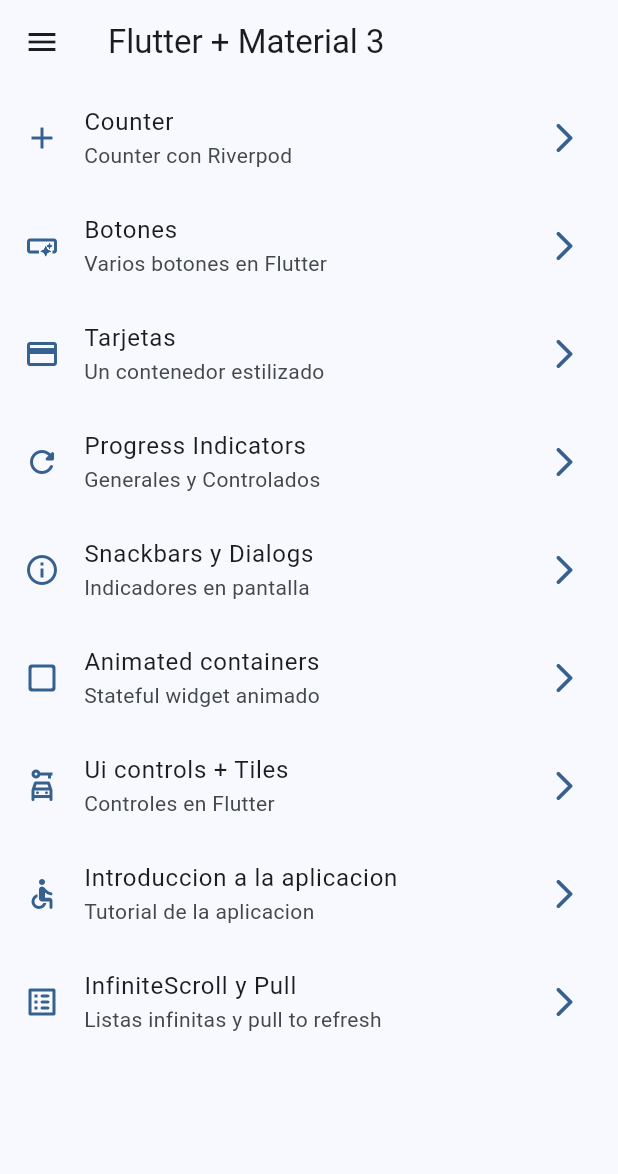
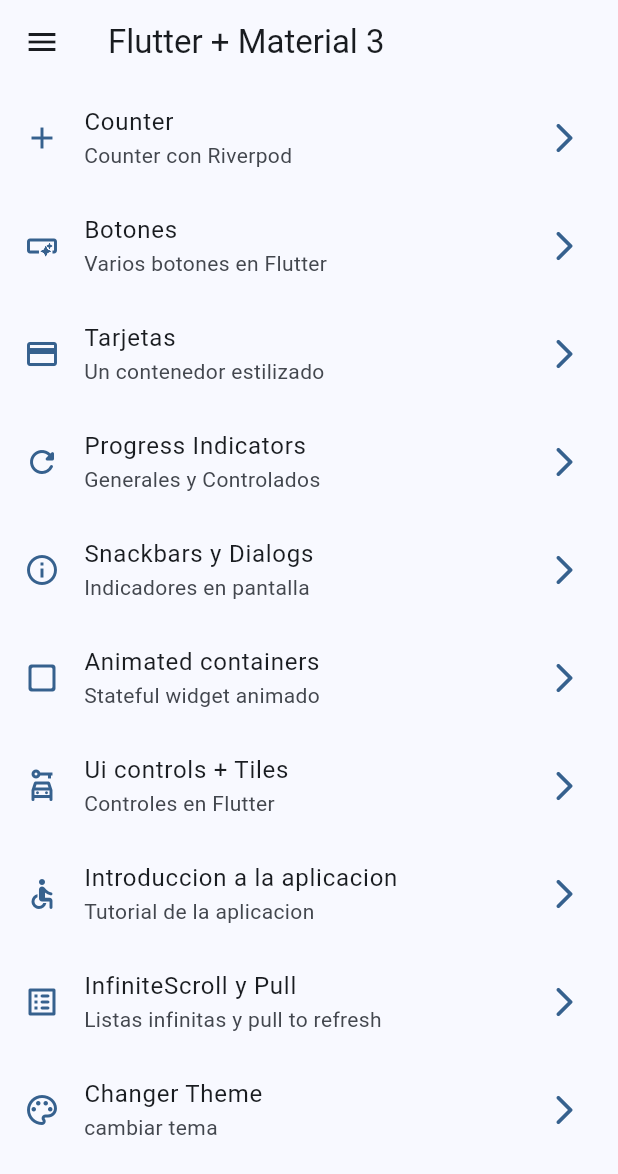
Before and after one commit to DELMER-DESARROLLO-INTELIGENTE/widgetsapp, a Flutter app: the screen it shows after launch, on a phone screen of 412 x 824 dp. Shown: the top 1174 px of the screen. Run offline on Flutter 3.47's test engine with Material 2 defaults, Android fonts, the phone set to English and light mode, and no system bars; our stand-ins replace animate_do, flutter_riverpod, go_router.

Commit message:
themes darkmode, notifiers

```diff
--- a/lib/config/menu/menu_items.dart
+++ b/lib/config/menu/menu_items.dart
@@ -72,4 +72,10 @@ const appMenuItems = <MenuItem>[
     link: '/infinite',
     icon: Icons.list_alt_rounded
   ),
+  MenuItem(
+    title: 'Changer Theme',
+    subTitle: 'cambiar tema',
+    link: '/changer_theme',
+    icon: Icons.color_lens_outlined
+  ),
 ];
--- a/lib/config/router/app_router.dart
+++ b/lib/config/router/app_router.dart
@@ -66,5 +66,10 @@ final appRouter = GoRouter(
       name: CounterScreen.name,
       builder: (context, state) => const CounterScreen(),
     ),
+    GoRoute(
+      path: '/changer_theme',
+      name: ThemeChangerScreen.name,
+      builder: (context, state) => const ThemeChangerScreen(),
+    ),
   ],
 );
--- a/lib/config/theme/app_theme.dart
+++ b/lib/config/theme/app_theme.dart
@@ -14,14 +14,17 @@ const colorList = <Color>[
 class AppTheme {
 
   final int selectedColor;
+  final bool isDarkMode;
 
   AppTheme({
-    this.selectedColor = 0
+    this.selectedColor = 0,
+    this.isDarkMode = false
   }): assert(selectedColor >= 0, 'Selected color must be greater than 0'),
       assert(selectedColor < colorList.length, 'Selected color must be less or equal than ${colorList.length - 1}');
 
   ThemeData getTheme() => ThemeData(
     useMaterial3: true,
+    brightness: isDarkMode ? Brightness.dark : Brightness.light,
     colorSchemeSeed: colorList[selectedColor],
     appBarTheme: const AppBarTheme(
       centerTitle: false
--- a/lib/main.dart
+++ b/lib/main.dart
@@ -2,6 +2,7 @@ import 'package:flutter/material.dart';
 import 'package:flutter_riverpod/flutter_riverpod.dart';
 import 'package:widgets_app/config/router/app_router.dart';
 import 'package:widgets_app/config/theme/app_theme.dart';
+import 'package:widgets_app/presentation/providers/theme_provider.dart';
 
 void main() {
   runApp(
@@ -11,16 +12,20 @@ void main() {
   );
 }
 
-class MainApp extends StatelessWidget {
+class MainApp extends ConsumerWidget {
   const MainApp({super.key});
 
   @override
-  Widget build(BuildContext context) {
+  Widget build(BuildContext context, ref) {
+
+    final isDarkMode = ref.watch(isDarkModeProvider);
+    final selectedColor = ref.watch(selectedColorProvider);
+
     return MaterialApp.router(
       title: 'Flutter Widgets',
       routerConfig: appRouter,
       debugShowCheckedModeBanner: false,
-      theme: AppTheme(selectedColor: 0).getTheme(),
+      theme: AppTheme(selectedColor: selectedColor, isDarkMode: isDarkMode).getTheme(),
 
     );
   }
--- a/lib/presentation/providers/theme_provider.dart
+++ b/lib/presentation/providers/theme_provider.dart
@@ -1,4 +1,10 @@
 
 import 'package:flutter_riverpod/flutter_riverpod.dart';
+import 'package:widgets_app/config/theme/app_theme.dart';
 
 final isDarkModeProvider = StateProvider<bool>((ref) => false);
+
+//estado de colores inmutables
+final colorListProvider = Provider((ref) => colorList);
+
+final selectedColorProvider = StateProvider((ref) => 0);
--- a/lib/presentation/screens/screens.dart
+++ b/lib/presentation/screens/screens.dart
@@ -1,3 +1,4 @@
+export 'package:widgets_app/presentation/screens/theme_changer/theme_changer_screen.dart';
 export 'package:widgets_app/presentation/screens/animated/animated_screen.dart';
 export 'package:widgets_app/presentation/screens/app_tutorial/app_tutorial_screen.dart';
 export 'package:widgets_app/presentation/screens/infinite_scroll/infinite_scroll_screen.dart';
```
Also changed, not shown: lib/presentation/screens/theme_changer/theme_changer_screen.dart (added, +64 -0 lines).
